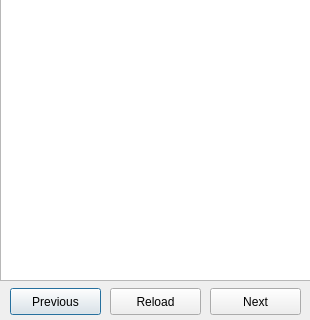
Before: the Qt Designer form src/infodialog.ui in melak/veroroute, drawn with Qt 5; both pictures show x 0 to 310 and y 310 to 630 of the 310 by 630 pixel window.
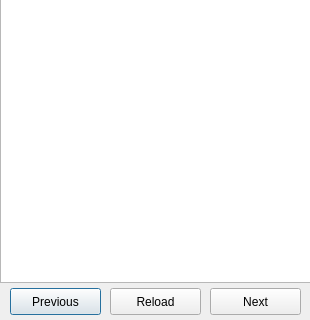
After: the same form once the commit is applied.

```diff
--- a/src/infodialog.ui
+++ b/src/infodialog.ui
@@ -31,13 +31,13 @@
      <x>0</x>
      <y>0</y>
      <width>311</width>
-     <height>591</height>
+     <height>593</height>
     </rect>
    </property>
    <property name="minimumSize">
     <size>
      <width>311</width>
-     <height>561</height>
+     <height>563</height>
     </size>
    </property>
    <property name="maximumSize">
```
